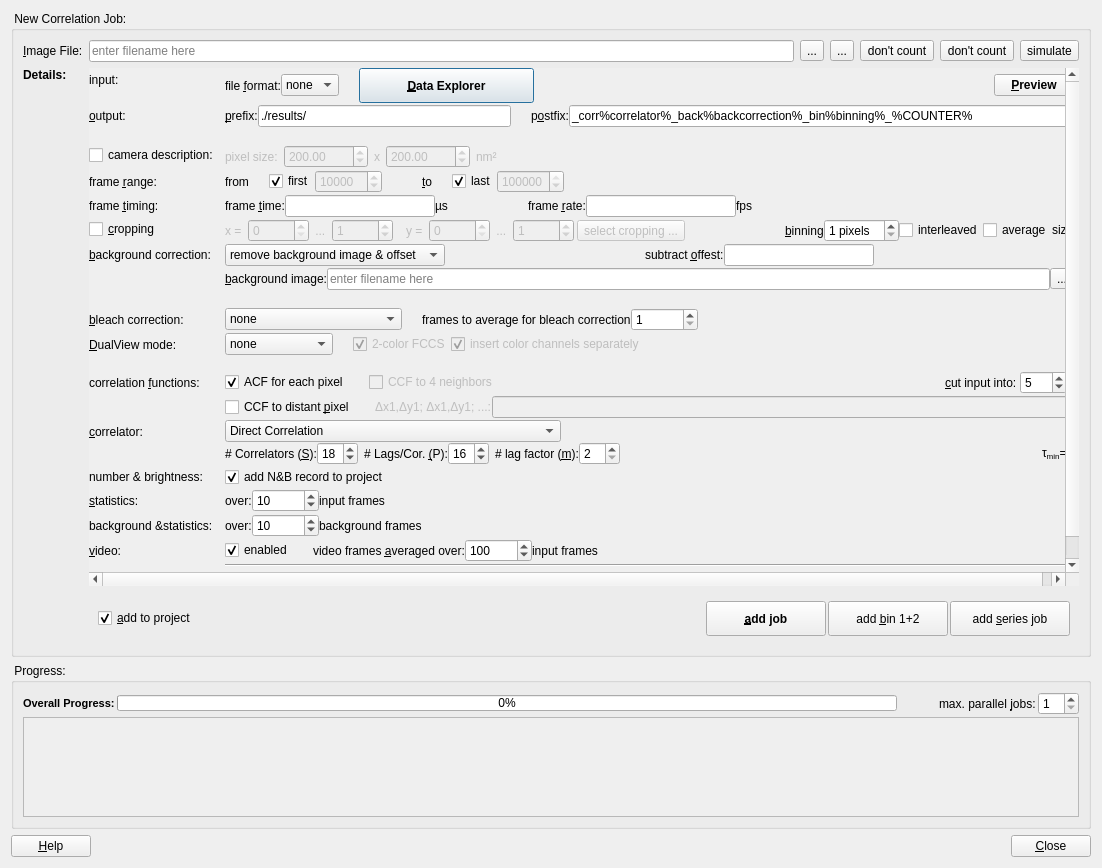
jkriege2/QuickFit3, file plugins/imagingfcs/qfrdrimagingfcscorrelationdialog.ui: the form before one commit.
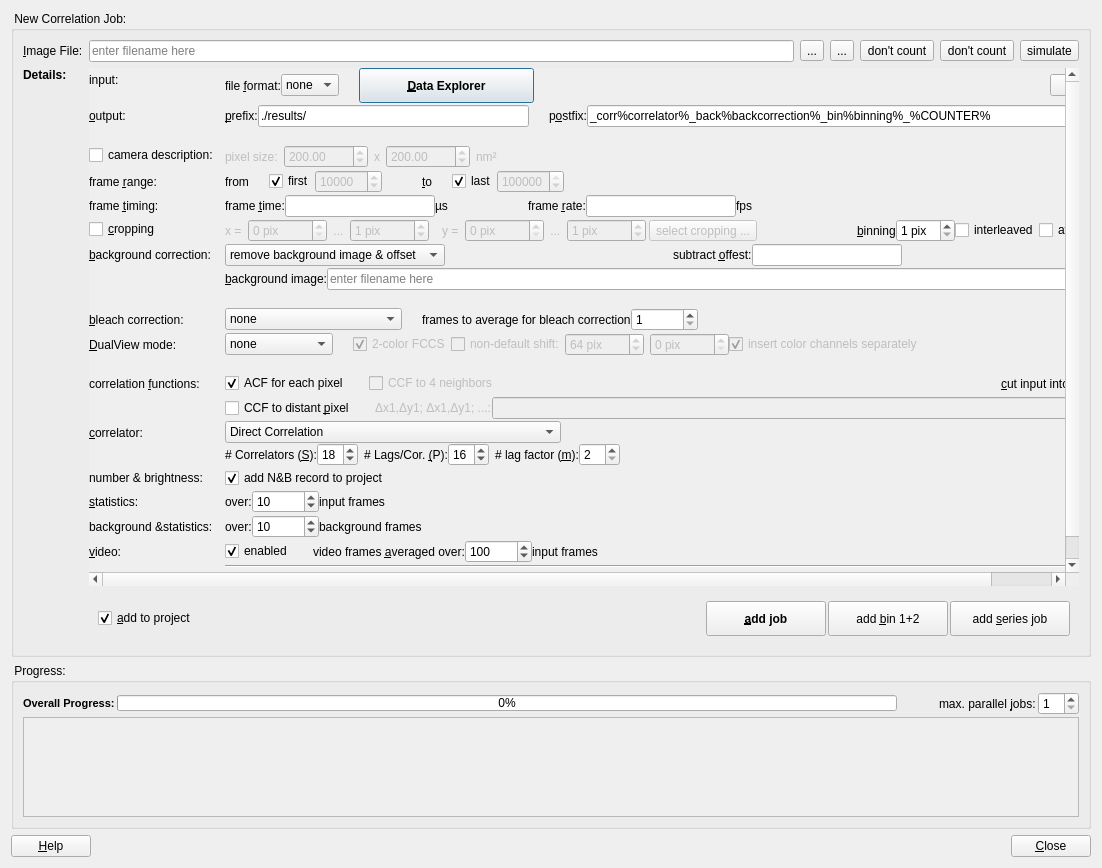
The form after the commit. Icons and pictures are not drawn. Custom widgets are drawn as their Qt base class.

The edit to the form file:
```diff
--- a/plugins/imagingfcs/qfrdrimagingfcscorrelationdialog.ui
+++ b/plugins/imagingfcs/qfrdrimagingfcscorrelationdialog.ui
@@ -151,8 +151,8 @@
           <rect>
            <x>0</x>
            <y>0</y>
-           <width>996</width>
-           <height>533</height>
+           <width>1135</width>
+           <height>589</height>
           </rect>
          </property>
          <property name="sizePolicy">
@@ -866,6 +866,9 @@
                   </item>
                   <item>
                    <widget class="QSpinBox" name="spinXFirst">
+                    <property name="suffix">
+                     <string> pix</string>
+                    </property>
                     <property name="maximum">
                      <number>10000</number>
                     </property>
@@ -880,6 +883,9 @@
                   </item>
                   <item>
                    <widget class="QSpinBox" name="spinXLast">
+                    <property name="suffix">
+                     <string> pix</string>
+                    </property>
                     <property name="maximum">
                      <number>10000</number>
                     </property>
@@ -913,6 +919,9 @@
                   </item>
                   <item>
                    <widget class="QSpinBox" name="spinYFirst">
+                    <property name="suffix">
+                     <string> pix</string>
+                    </property>
                     <property name="maximum">
                      <number>10000</number>
                     </property>
@@ -927,6 +936,9 @@
                   </item>
                   <item>
                    <widget class="QSpinBox" name="spinYLast">
+                    <property name="suffix">
+                     <string> pix</string>
+                    </property>
                     <property name="maximum">
                      <number>10000</number>
                     </property>
@@ -980,7 +992,7 @@
                <item>
                 <widget class="QSpinBox" name="spinBinning">
                  <property name="suffix">
-                  <string> pixels</string>
+                  <string> pix</string>
                  </property>
                  <property name="minimum">
                   <number>1</number>
@@ -1303,6 +1315,16 @@
              </item>
              <item row="12" column="1">
               <layout class="QGridLayout" name="gridLayout">
+               <item row="0" column="3">
+                <widget class="QCheckBox" name="chkNondefaultShift">
+                 <property name="enabled">
+                  <bool>false</bool>
+                 </property>
+                 <property name="text">
+                  <string>non-default shift:</string>
+                 </property>
+                </widget>
+               </item>
                <item row="0" column="0">
                 <widget class="QComboBox" name="cmbDualView">
                  <item>
@@ -1363,7 +1385,7 @@
                  </property>
                 </widget>
                </item>
-               <item row="0" column="3">
+               <item row="0" column="5">
                 <widget class="QCheckBox" name="chkSeparateColorChannels">
                  <property name="enabled">
                   <bool>false</bool>
@@ -1379,7 +1401,7 @@
                  </property>
                 </widget>
                </item>
-               <item row="0" column="4">
+               <item row="0" column="6">
                 <spacer name="horizontalSpacer_34">
                  <property name="orientation">
                   <enum>Qt::Horizontal</enum>
@@ -1392,7 +1414,7 @@
                  </property>
                 </spacer>
                </item>
-               <item row="1" column="0" colspan="5">
+               <item row="1" column="0" colspan="7">
                 <widget class="QLabel" name="labDualView">
                  <property name="text">
                   <string/>
@@ -1405,6 +1427,50 @@
                  </property>
                 </widget>
                </item>
+               <item row="0" column="4">
+                <widget class="QWidget" name="widNondefaultShift" native="true">
+                 <property name="enabled">
+                  <bool>false</bool>
+                 </property>
+                 <property name="minimumSize">
+                  <size>
+                   <width>10</width>
+                   <height>0</height>
+                  </size>
+                 </property>
+                 <layout class="QHBoxLayout" name="horizontalLayout_22">
+                  <property name="margin">
+                   <number>0</number>
+                  </property>
+                  <item>
+                   <widget class="QSpinBox" name="spinFCCSShiftX">
+                    <property name="suffix">
+                     <string> pix</string>
+                    </property>
+                    <property name="maximum">
+                     <number>10000</number>
+                    </property>
+                    <property name="value">
+                     <number>64</number>
+                    </property>
+                   </widget>
+                  </item>
+                  <item>
+                   <widget class="QSpinBox" name="spinFCCSShiftY">
+                    <property name="suffix">
+                     <string> pix</string>
+                    </property>
+                    <property name="maximum">
+                     <number>10000</number>
+                    </property>
+                    <property name="value">
+                     <number>0</number>
+                    </property>
+                   </widget>
+                  </item>
+                 </layout>
+                </widget>
+               </item>
               </layout>
              </item>
              <item row="13" column="0">
```
Left out of the diff: 147 changed lines with no effect on the pictures.
